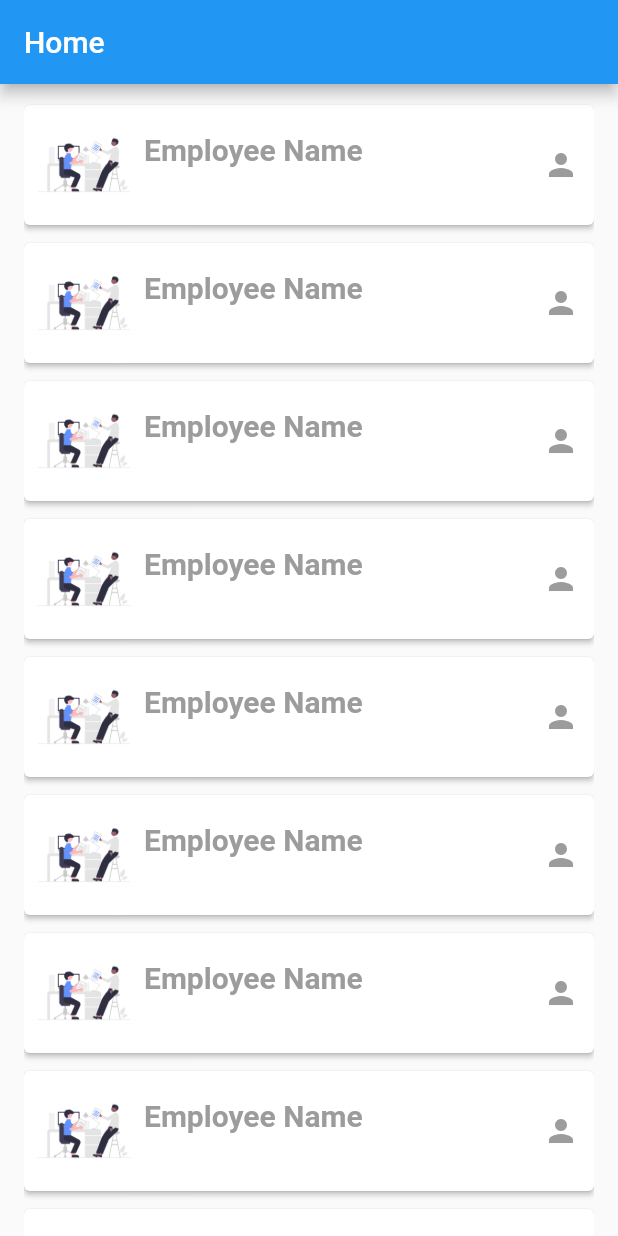
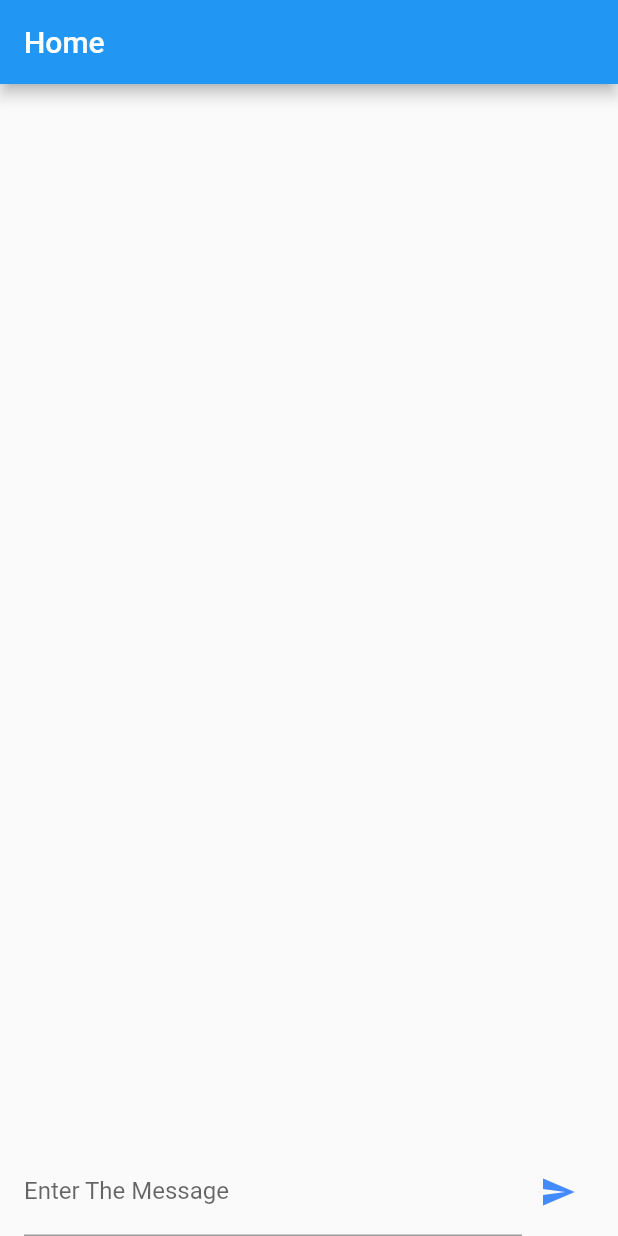
Before and after one commit to smit13192/flutter_app, a Flutter app: the HomePage screen opened directly with empty values, on a phone screen of 412 x 824 dp. Run offline on Flutter 3.47's test engine with Material 2 defaults, Android fonts, the phone set to English and light mode, and no system bars.

Commit message:
make the chat screen

```diff
--- a/lib/page/home.dart
+++ b/lib/page/home.dart
@@ -1,83 +1,97 @@
 import 'package:flutter/material.dart';
-import 'package:ms_creation/catalog/catalog.dart';
 
-class HomePage extends StatelessWidget {
+class HomePage extends StatefulWidget {
   final String name;
 
   const HomePage({super.key, required this.name});
 
   @override
+  State<HomePage> createState() => _HomePageState(name);
+}
+
+class _HomePageState extends State<HomePage> {
+  final List _message = [];
+
+  String name;
+
+  _HomePageState(this.name);
+
+  @override
   Widget build(BuildContext context) {
-    // this is the list to the display the data to the generate to the function
-    List catalogItem = makeListCatalog(name);
-
+    var messageController = TextEditingController();
     return Scaffold(
         appBar: AppBar(
           automaticallyImplyLeading: false,
           title: const Text("Home"),
         ),
-        body: Padding(
-          padding: const EdgeInsets.only(top: 8.0, left: 16.0, right: 16.0),
-          // this is the listview to the generate list to the catalog
+        body: Column(
+          children: [
+            Expanded(
               child: ListView.builder(
-            itemBuilder: ((context, index) {
-              return makeCardCatalog(catalogItem[index]);
-            }),
-            itemCount: catalogItem.length,
-          ),
-        ));
-  }
-}
-
-// this function to the generate to the catalog display widget
-Widget makeCardCatalog(Catalog catalog) {
-  // make own card view instead of listTile
+                itemBuilder: (context, index) {
                   return Card(
-      margin: const EdgeInsets.symmetric(vertical: 6.0),
-      elevation: 1.5,
+                    elevation: 2,
+                    margin: const EdgeInsets.symmetric(
+                        vertical: 6.0, horizontal: 10.0),
+                    child: Padding(
+                      padding: const EdgeInsets.symmetric(
+                          horizontal: 10.0, vertical: 14.0),
                       child: Row(
                         children: [
-          SizedBox(
-              height: 80,
-              width: 80,
-              child: Image.asset("assets/images/working.png")),
+                          CircleAvatar(
+                            child: Text(name[0]),
+                          ),
                           Expanded(
+                            child: Padding(
+                              padding:
+                                  const EdgeInsets.symmetric(horizontal: 12.0),
                               child: Column(
                                 crossAxisAlignment: CrossAxisAlignment.start,
                                 children: [
                                   Text(
-                  catalog.title,
-                  style: const TextStyle(
-                      fontSize: 20,
-                      fontWeight: FontWeight.bold,
-                      color: Color.fromARGB(255, 156, 156, 156)),
+                                    name,
+                                    style: const TextStyle(fontSize: 20),
                                   ),
                                   const SizedBox(
-                  height: 3,
+                                    height: 5,
                                   ),
-                Text(
-                  catalog.subTitle,
-                  style: const TextStyle(
-                      fontSize: 15, color: Color.fromARGB(255, 134, 134, 134)),
-                )
+                                  Text(_message[index])
                                 ],
                               ),
                             ),
-          const Padding(
-              padding: EdgeInsets.only(right: 10),
-              child: Icon(
-                Icons.person,
-                color: Color.fromARGB(255, 156, 156, 156),
-              ))
+                          ),
+                          const Icon(color: Colors.black54, Icons.person)
+                        ],
+                      ),
+                    ),
+                  );
+                },
+                itemCount: _message.length,
+              ),
+            ),
+            Padding(
+              padding: const EdgeInsets.symmetric(horizontal: 16),
+              child: Row(
+                children: [
+                  Expanded(
+                    child: TextField(
+                      controller: messageController,
+                      keyboardType: TextInputType.text,
+                      decoration:
+                          const InputDecoration(labelText: "Enter The Message"),
+                    ),
+                  ),
+                  IconButton(
+                      onPressed: () {
+                        _message.add(messageController.text);
+                        messageController.clear();
+                        setState(() {});
+                      },
+                      icon: const Icon(color: Colors.blueAccent, Icons.send))
+                ],
+              ),
+            )
           ],
         ));
   }
-
-// this function to the generate to the list of the catalog items
-List makeListCatalog(String name) {
-  List list = List.generate(
-      20,
-      (index) => Catalog(
-          id: 1, title: "Employee Name", subTitle: name, salary: "1000"));
-  return list;
 }
```
Lines whose indentation alone changed are shown as unchanged.
